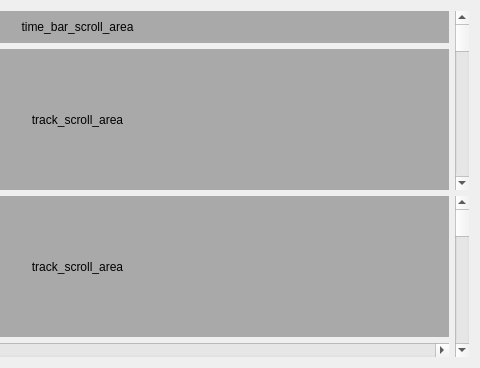
Above: code/src/main/resources/base/ui/timeline_scroll_area.ui from felixdittrich92/mission-uncuttable before the change; both pictures show x 461 to 941 and y 0 to 368 of the 941 by 368 pixel window. Below: the same form after it.
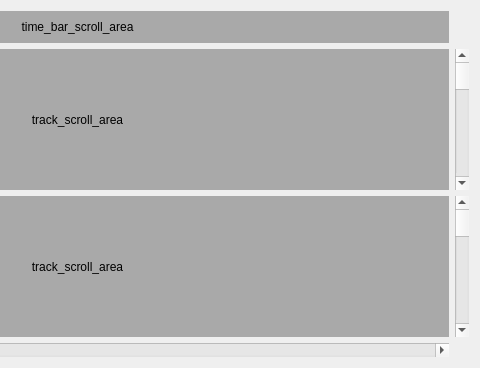
That is the form after the change.

Patch:
```diff
--- a/code/src/main/resources/base/ui/timeline_scroll_area.ui
+++ b/code/src/main/resources/base/ui/timeline_scroll_area.ui
@@ -49,13 +49,6 @@
      </layout>
     </widget>
    </item>
-   <item row="0" column="2" rowspan="2">
-    <widget class="QScrollBar" name="vertical_scroll_bar">
-     <property name="orientation">
-      <enum>Qt::Vertical</enum>
-     </property>
-    </widget>
-   </item>
    <item row="1" column="0">
     <widget class="QWidget" name="track_button_scroll_area_placeholder" native="true">
      <property name="sizePolicy">
@@ -106,6 +99,13 @@
      </layout>
     </widget>
    </item>
+   <item row="1" column="2">
+    <widget class="QScrollBar" name="vertical_scroll_bar">
+     <property name="orientation">
+      <enum>Qt::Vertical</enum>
+     </property>
+    </widget>
+   </item>
    <item row="2" column="0">
     <widget class="QWidget" name="track_button_scroll_area_placeholder_2" native="true">
      <property name="sizePolicy">
@@ -156,7 +156,7 @@
      </layout>
     </widget>
    </item>
-   <item row="2" column="2" rowspan="2">
+   <item row="2" column="2">
     <widget class="QScrollBar" name="vertical_scroll_bar_2">
      <property name="orientation">
       <enum>Qt::Vertical</enum>
```
